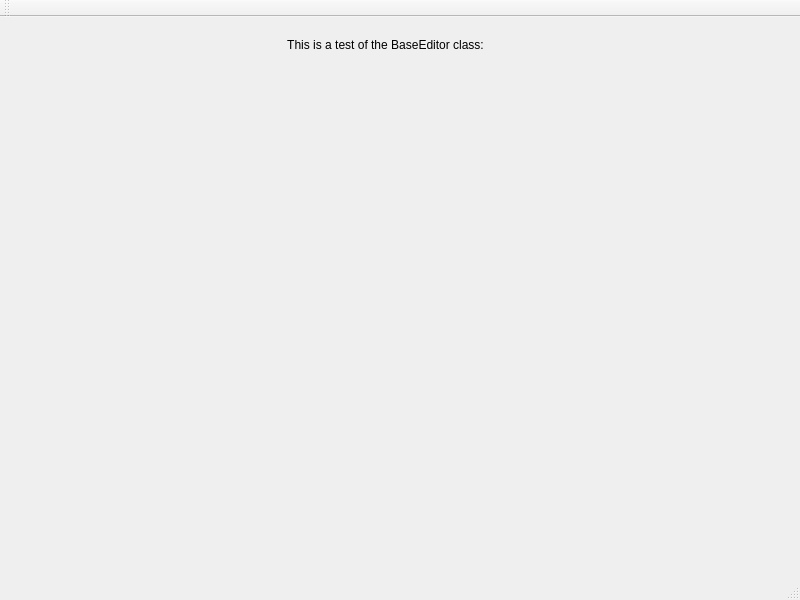
Above: MainWindow.ui from jaycaz/sg-mint before the change. Below: the same form after it.
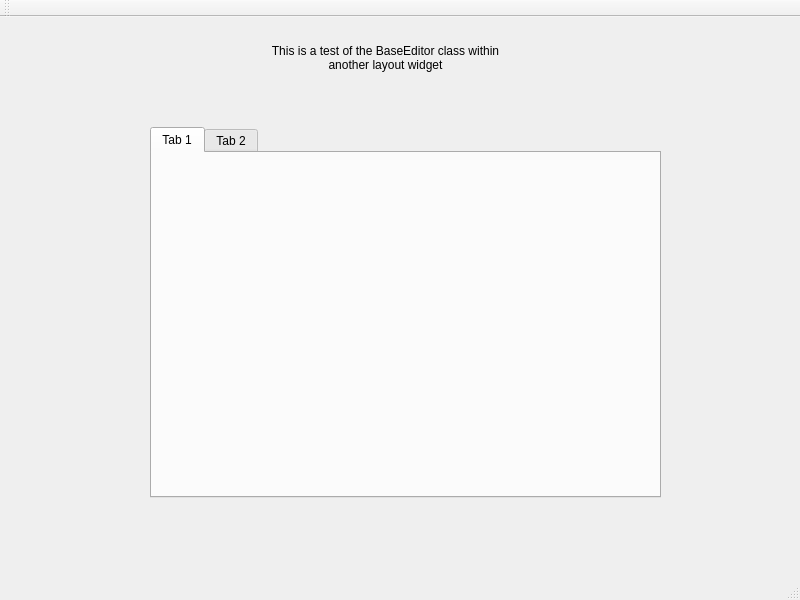
That is the form after the change. Custom widgets are drawn as their Qt base class.

Commit message: Added Shape Editor class, Add Line button, and preview dot

```diff
--- a/MainWindow.ui
+++ b/MainWindow.ui
@@ -20,11 +20,11 @@
       <x>260</x>
       <y>20</y>
       <width>251</width>
-      <height>16</height>
+      <height>41</height>
      </rect>
     </property>
     <property name="text">
-     <string>This is a test of the BaseEditor class:</string>
+     <string>This is a test of the BaseEditor class within another layout widget</string>
     </property>
     <property name="alignment">
      <set>Qt::AlignCenter</set>
@@ -33,15 +33,31 @@
      <bool>true</bool>
     </property>
    </widget>
-   <widget class="BaseEditor" name="baseEditor" native="true">
+   <widget class="QTabWidget" name="tabWidget">
     <property name="geometry">
      <rect>
-      <x>120</x>
-      <y>90</y>
-      <width>531</width>
-      <height>361</height>
+      <x>150</x>
+      <y>110</y>
+      <width>511</width>
+      <height>371</height>
      </rect>
     </property>
+    <widget class="BaseEditor" name="tab">
+     <property name="sizePolicy">
+      <sizepolicy hsizetype="Preferred" vsizetype="Preferred">
+       <horstretch>0</horstretch>
+       <verstretch>0</verstretch>
+      </sizepolicy>
+     </property>
+     <attribute name="title">
+      <string>Tab 1</string>
+     </attribute>
+    </widget>
+    <widget class="QWidget" name="tab_2">
+     <attribute name="title">
+      <string>Tab 2</string>
+     </attribute>
+    </widget>
    </widget>
   </widget>
   <widget class="QMenuBar" name="menuBar">
```
The commit also changes 16 other files.
